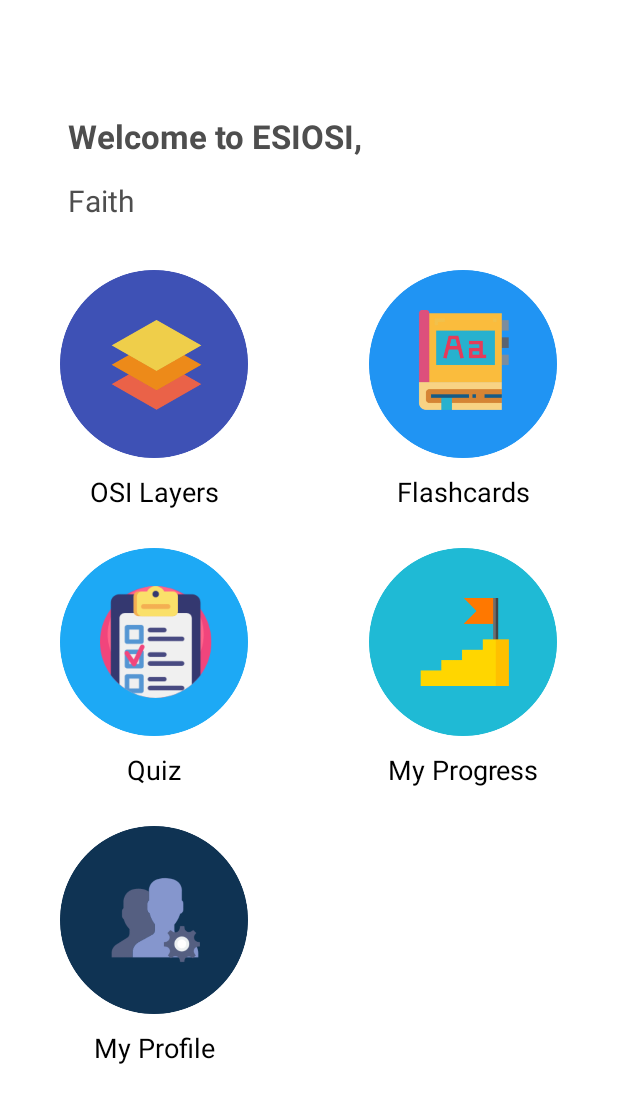
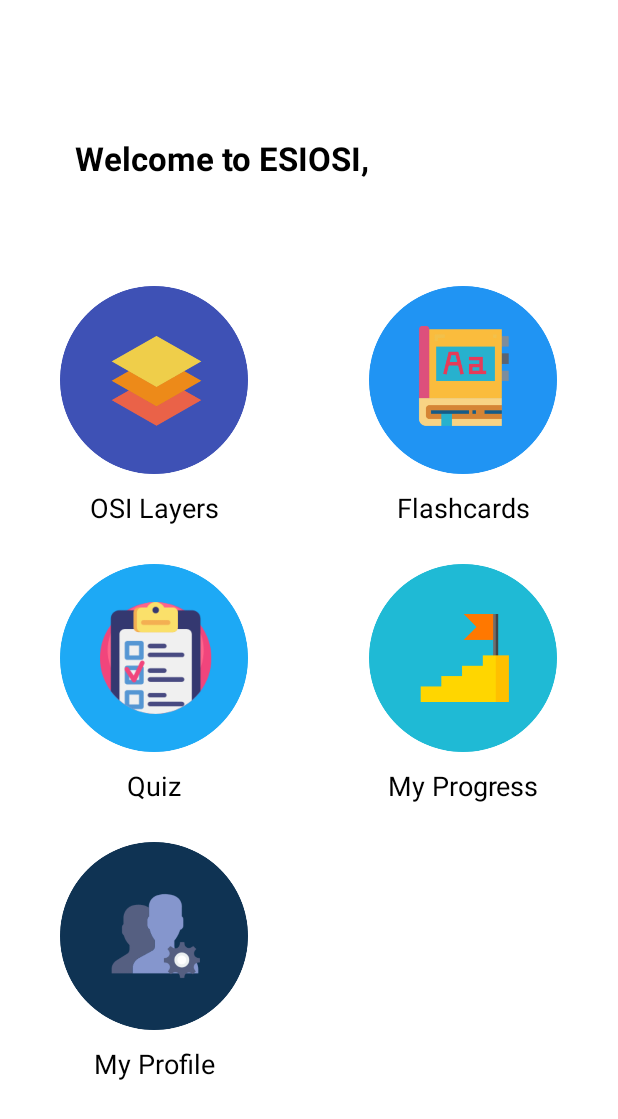
Before and after one commit to faithwlin/ESIOSI, an Android app: the layout activity_main.xml on its own in the app's theme, with its tools: preview values and no code run, on a phone screen of 412 x 824 dp. Shown: the top 1119 px of the screen. Run offline under Robolectric (Android 15) with nearby library versions, the phone set to English and light mode, and no system bars.

Commit message:
format changes

```diff
--- a/app/src/main/java/com/example/esiosi/Navigation.java
+++ b/app/src/main/java/com/example/esiosi/Navigation.java
@@ -59,7 +59,7 @@ public class Navigation extends AppCompatActivity
         int id = item.getItemId();
 
         //noinspection SimplifiableIfStatement
-        if (id == R.id.action_settings) {
+        if (id == R.id.signout) {
             return true;
         }
 
--- a/app/src/main/res/layout/activity_flashcards.xml
+++ b/app/src/main/res/layout/activity_flashcards.xml
@@ -11,7 +11,7 @@
     <LinearLayout
         android:layout_width="match_parent"
         android:layout_height="match_parent"
-        android:paddingTop="65dp">
+        android:paddingTop="60dp">
 
         <GridLayout
             android:layout_width="match_parent"
--- a/app/src/main/res/layout/activity_main.xml
+++ b/app/src/main/res/layout/activity_main.xml
@@ -18,7 +18,7 @@
         <RelativeLayout
             android:layout_width="match_parent"
             android:layout_height="wrap_content"
-            android:layout_marginTop="70dp"
+            android:layout_marginTop="75dp"
             android:layout_marginRight="0dp"
             android:layout_marginLeft="0dp">
 
@@ -28,22 +28,30 @@
                 android:layout_alignParentStart="true"
                 android:layout_alignParentLeft="true"
                 android:layout_alignParentTop="true"
-                android:layout_marginStart="45dp"
-                android:layout_marginLeft="35dp"
-                android:layout_marginTop="6dp"
+                android:layout_alignParentEnd="true"
+                android:layout_alignParentRight="true"
+                android:layout_marginStart="50dp"
+                android:layout_marginLeft="50dp"
+                android:layout_marginTop="15dp"
+                android:layout_marginEnd="163dp"
+                android:layout_marginRight="163dp"
                 android:text="Welcome to ESIOSI,"
-                android:textColor="#4E4E4E"
+                android:textColor="@color/black"
                 android:textSize="22sp"
                 android:textStyle="bold" />
 
             <TextView
                 android:id="@+id/name"
-                android:layout_width="wrap_content"
-                android:layout_height="wrap_content"
-                android:layout_marginLeft="45dp"
+                android:layout_width="60dp"
+                android:layout_height="27dp"
+                android:layout_alignParentEnd="true"
+                android:layout_alignParentRight="true"
+                android:layout_marginStart="50dp"
+                android:layout_marginLeft="50dp"
                 android:layout_marginTop="50dp"
-                android:text="Faith"
-                android:textColor="#4E4E4E"
+                android:layout_marginEnd="312dp"
+                android:layout_marginRight="312dp"
+                android:textColor="@color/black"
                 android:textSize="20sp" />
 
         </RelativeLayout>
@@ -55,7 +63,7 @@
             android:columnCount="2"
             android:columnOrderPreserved="false"
             android:rowCount="3"
-            android:layout_marginTop="20dp">
+            android:layout_marginTop="25dp">
 
             <android.support.v7.widget.CardView
                 android:id="@+id/osilayerscard"
--- a/app/src/main/res/layout/activity_navigation.xml
+++ b/app/src/main/res/layout/activity_navigation.xml
@@ -12,12 +12,16 @@
     <include
         layout="@layout/app_bar_navigation"
         android:layout_width="match_parent"
-        android:layout_height="match_parent" />
+        android:layout_height="match_parent"/>
 
     <android.support.design.widget.NavigationView
         android:id="@+id/nav_view"
         android:layout_width="wrap_content"
         android:layout_height="match_parent"
+        android:theme="@style/toolbarnavigation"
+        android:background="@color/white"
+        app:itemTextColor="@color/grey"
+        app:itemIconTint="@color/grey"
         android:layout_gravity="start"
         android:fitsSystemWindows="true"
         app:headerLayout="@layout/nav_header_navigation"
--- a/app/src/main/res/layout/nav_header_navigation.xml
+++ b/app/src/main/res/layout/nav_header_navigation.xml
@@ -21,6 +21,7 @@
             android:id="@+id/imageView8"
             android:layout_width="77dp"
             android:layout_height="72dp"
+            android:layout_gravity="center"
             android:layout_marginStart="16dp"
             android:layout_marginLeft="16dp"
             app:layout_constraintBottom_toBottomOf="parent"
@@ -32,6 +33,7 @@
             android:id="@+id/imageView9"
             android:layout_width="168dp"
             android:layout_height="52dp"
+            android:layout_gravity="center"
             app:layout_constraintBottom_toBottomOf="parent"
             app:layout_constraintEnd_toEndOf="parent"
             app:layout_constraintHorizontal_bias="0.703"
--- a/app/src/main/res/menu/navigation.xml
+++ b/app/src/main/res/menu/navigation.xml
@@ -2,8 +2,8 @@
 <menu xmlns:android="http://schemas.android.com/apk/res/android"
     xmlns:app="http://schemas.android.com/apk/res-auto">
     <item
-        android:id="@+id/action_settings"
+        android:id="@+id/signout"
         android:orderInCategory="100"
-        android:title="@string/action_settings"
+        android:title="@string/sign_out"
         app:showAsAction="never" />
 </menu>
--- a/app/src/main/res/values/strings.xml
+++ b/app/src/main/res/values/strings.xml
@@ -6,5 +6,5 @@
     <string name="nav_header_title">Android Studio</string>
     <string name="nav_header_subtitle">android.studio@android.com</string>
     <string name="nav_header_desc">Navigation header</string>
-    <string name="action_settings">Settings</string>
+    <string name="sign_out">Sign Out</string>
 </resources>
--- a/app/src/main/res/values/styles.xml
+++ b/app/src/main/res/values/styles.xml
@@ -17,6 +17,9 @@
 
     <style name="toolbarnavigation" parent="AppTheme">
         <item name="android:textColorSecondary">#000000</item>
+        <item name="android:listDivider">@color/lightGrey</item>
+        <item name="android:textColorPrimary">@color/black</item>
+
     </style>
 
     <style name="NoActionBar" parent="Theme.AppCompat.NoActionBar">
@@ -24,8 +27,7 @@
         <item name="windowNoTitle">true</item>
     </style>
 
-    <style name="AppBarOverlay" parent="ThemeOverlay.AppCompat.Dark.ActionBar" />
-
     <style name="PopupOverlay" parent="ThemeOverlay.AppCompat.Light" />
 
+
 </resources>
```
Also changed, not shown: app/src/main/AndroidManifest.xml (+15 -8 lines), app/src/main/res/layout/activity_lessons.xml (+10 -8 lines), app/src/main/res/layout/activity_quiz_home.xml (+14 -24 lines), app/src/main/res/layout/app_bar_navigation.xml (+6 -4 lines), app/src/main/res/menu/activity_navigation_drawer.xml (+17 -2 lines), app/src/main/res/values/colors.xml (+6 -1 lines), app/src/main/res/drawable/backicon.png (added).
